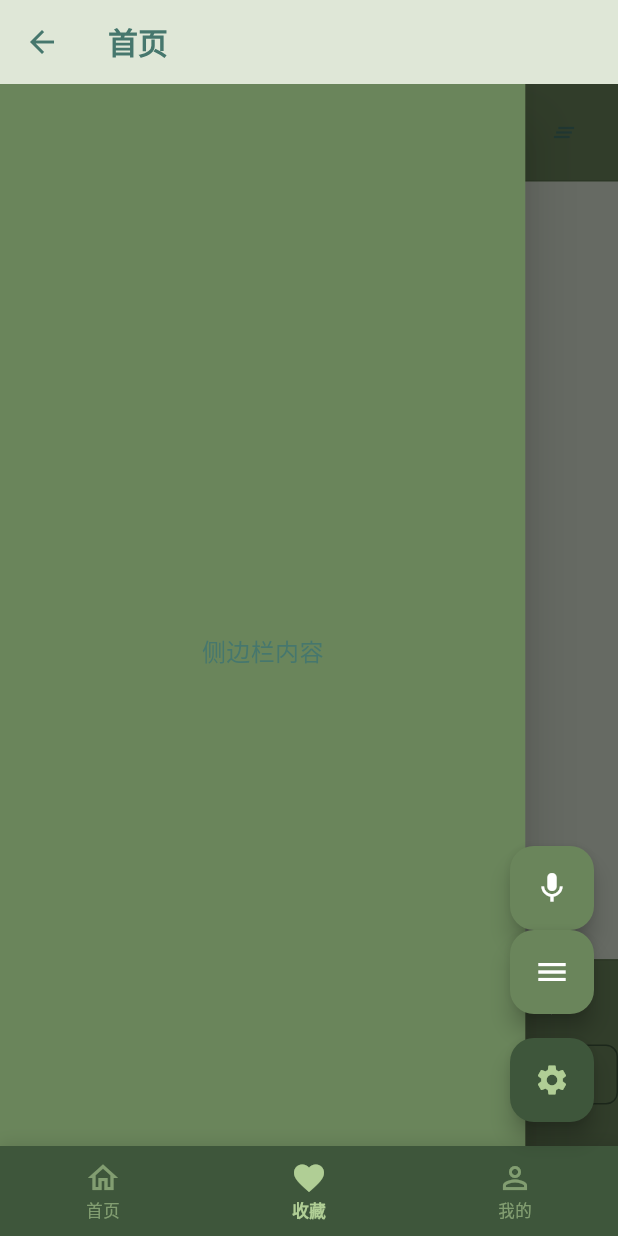
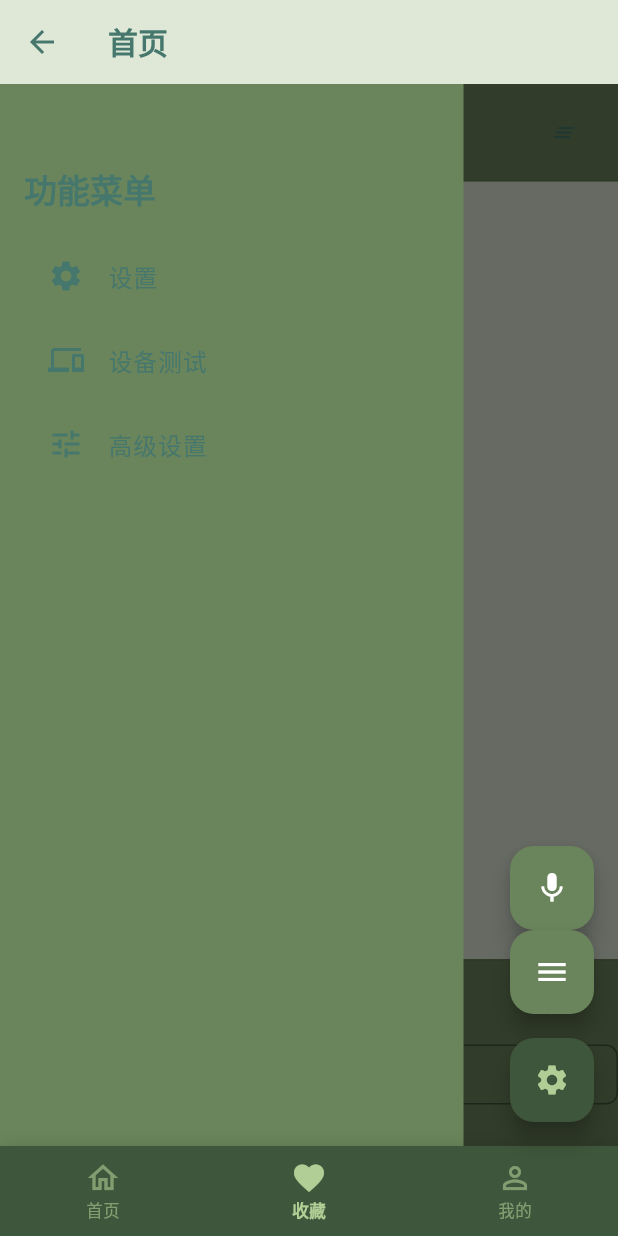
Before and after one commit to hsefz-ChenJunJie/rongchangbei, a Flutter app: the MainProcessingPage screen opened by its route, item 2 of the bottom bar chosen, after a tap on the "menu" icon, on a phone screen of 412 x 824 dp. Run offline on Flutter 3.47's test engine with Material 3 defaults, Android fonts, the phone set to English and light mode, and no system bars; our stand-ins replace audioplayers, dio, flutter_tts, permission_handler, shared_preferences, speech_to_text; missing offline and left inert: record, vad; accounts and stored records are empty.

Commit message:
Fix the sidebar problem...

```diff
--- a/frontend_flutter/ai_sound_agent/lib/pages/main_processing.dart
+++ b/frontend_flutter/ai_sound_agent/lib/pages/main_processing.dart
@@ -6,6 +6,9 @@ import 'package:ai_sound_agent/widgets/chat_recording/role_selector.dart';
 import 'package:ai_sound_agent/widgets/chat_recording/role_manager.dart';
 import 'package:ai_sound_agent/widgets/shared/responsive_sidebar.dart';
 import 'package:ai_sound_agent/services/theme_manager.dart';
+import 'settings.dart';
+import 'device_test_page.dart';
+import 'advanced_settings.dart';
 
 class MainProcessingPage extends BasePage {
   const MainProcessingPage({super.key})
@@ -20,14 +23,16 @@ class MainProcessingPage extends BasePage {
   _MainProcessingPageState createState() => _MainProcessingPageState();
 }
 
+// ignore: library_private_types_in_public_api
 class _MainProcessingPageState extends BasePageState<MainProcessingPage> {
   final GlobalKey<ChatDialogueState> _dialogueKey = GlobalKey<ChatDialogueState>();
   final GlobalKey<ChatInputState> _inputKey = GlobalKey<ChatInputState>();
-  final GlobalKey<ResponsiveSidebarState> _sidebarKey = GlobalKey<ResponsiveSidebarState>();
+  bool _isSidebarOpen = false;
 
   @override
   void initState() {
     super.initState();
+
     // 初始化默认角色
     WidgetsBinding.instance.addPostFrameCallback((_) {
       _initializeDefaultRoles();
@@ -71,12 +76,12 @@ class _MainProcessingPageState extends BasePageState<MainProcessingPage> {
     _dialogueKey.currentState?.clear();
   }
 
-  void _addSampleMessages() {
-    // 示例消息功能已移除
-  }
+
 
   void _toggleSidebar() {
-    _sidebarKey.currentState?.toggle();
+    setState(() {
+      _isSidebarOpen = !_isSidebarOpen;
+    });
   }
 
   void _startRecording() {
@@ -114,24 +119,11 @@ class _MainProcessingPageState extends BasePageState<MainProcessingPage> {
 
   @override
   Widget buildContent(BuildContext context) {
-    return ResponsiveSidebar(
-      key: _sidebarKey,
-      isLeft: true, // 从左侧滑出
-      child: Container(
-        constraints: const BoxConstraints(maxWidth: double.infinity),
-        child: _buildSidebarContent(),
-      ),
-      backgroundColor: Theme.of(context).colorScheme.surface,
-      barrierColor: Colors.black54,
-    );
+    return _buildMainLayout();
   }
 
-  Widget _buildSidebarContent() {
-    return LayoutBuilder(
-      builder: (context, constraints) {
-        return SizedBox(
-          width: constraints.maxWidth,
-          child: Column(
+  Widget _buildMainContent() {
+    return Column(
       children: [
         // 顶部操作栏
         Container(
@@ -202,15 +194,143 @@ class _MainProcessingPageState extends BasePageState<MainProcessingPage> {
           ),
         ),
       ],
-          ),
     );
   }
+
+  // 主布局 - 包含侧边栏和主内容
+  Widget _buildMainLayout() {
+    return LayoutBuilder(
+      builder: (context, constraints) {
+        final screenWidth = constraints.maxWidth;
+        final screenHeight = constraints.maxHeight;
+        final isPortrait = screenWidth < screenHeight;
+
+        if (isPortrait) {
+          // 手机模式：使用覆盖式侧边栏
+          return _buildMobileLayout();
+        } else {
+          // 平板/桌面模式：使用抽屉式侧边栏
+          return _buildTabletLayout();
+        }
+      },
+    );
+  }
+
+  // 手机模式布局
+  Widget _buildMobileLayout() {
+    return Stack(
+      children: [
+        // 主内容
+        _buildMainContent(),
+
+        // 侧边栏覆盖层
+        if (_isSidebarOpen)
+          Positioned.fill(
+            child: GestureDetector(
+              onTap: _toggleSidebar,
+              child: Container(
+                color: Colors.black54,
+              ),
+            ),
+          ),
+
+        // 侧边栏内容
+        AnimatedPositioned(
+          duration: const Duration(milliseconds: 300),
+          curve: Curves.easeInOut,
+          left: _isSidebarOpen ? 0 : -MediaQuery.of(context).size.width * 0.75,
+          top: 0,
+          bottom: 0,
+          child: Container(
+            width: MediaQuery.of(context).size.width * 0.75,
+            color: Theme.of(context).colorScheme.surface,
+            child: _buildSidebarMenu(),
+          ),
+        ),
+      ],
+    );
+  }
+
+  // 平板/桌面模式布局
+  Widget _buildTabletLayout() {
+    return Row(
+      children: [
+        // 侧边栏（抽屉式）
+        AnimatedContainer(
+          duration: const Duration(milliseconds: 300),
+          curve: Curves.easeInOut,
+          width: _isSidebarOpen ? 250 : 0,
+          child: _isSidebarOpen
+              ? Container(
+                  color: Theme.of(context).colorScheme.surface,
+                  child: _buildSidebarMenu(),
+                )
+              : const SizedBox.shrink(),
+        ),
+
+        // 主内容区域
+        Expanded(
+          child: _buildMainContent(),
+        ),
+      ],
+    );
+  }
+
+  // 侧边栏菜单内容
+  Widget _buildSidebarMenu() {
+    return Container(
+      padding: const EdgeInsets.all(16),
+      child: Column(
+        crossAxisAlignment: CrossAxisAlignment.start,
+        children: [
+          const SizedBox(height: 40), // 顶部间距
+          Text(
+            '功能菜单',
+            style: Theme.of(context).textTheme.titleLarge?.copyWith(
+              fontWeight: FontWeight.bold,
+            ),
+          ),
+          const SizedBox(height: 16),
+          ListTile(
+            leading: const Icon(Icons.settings),
+            title: const Text('设置'),
+            onTap: () {
+              _toggleSidebar();
+              Navigator.push(
+                context,
+                MaterialPageRoute(builder: (context) => const Settings()),
+              );
+            },
+          ),
+          ListTile(
+            leading: const Icon(Icons.devices),
+            title: const Text('设备测试'),
+            onTap: () {
+              _toggleSidebar();
+              Navigator.push(
+                context,
+                MaterialPageRoute(builder: (context) => const DeviceTestPage()),
+              );
+            },
+          ),
+          ListTile(
+            leading: const Icon(Icons.tune),
+            title: const Text('高级设置'),
+            onTap: () {
+              _toggleSidebar();
+              Navigator.push(
+                context,
+                MaterialPageRoute(builder: (context) => const AdvancedSettingsPage()),
+              );
+            },
+          ),
+        ],
+      ),
     );
   }
 
   @override
   void dispose() {
-    // 清理资源
     super.dispose();
   }
 }
--- a/frontend_flutter/ai_sound_agent/lib/widgets/chat_recording/role_selector.dart
+++ b/frontend_flutter/ai_sound_agent/lib/widgets/chat_recording/role_selector.dart
@@ -225,7 +225,8 @@ class RoleSelectorState extends State<RoleSelector> {
   Widget _buildRoleSelectorContent() {
     final roles = getAllRoles();
 
-    return Container(
+    return Material(
+      child: Container(
         padding: const EdgeInsets.all(16),
         child: Column(
           mainAxisSize: MainAxisSize.min,
@@ -277,6 +278,7 @@ class RoleSelectorState extends State<RoleSelector> {
               ),
             ),
           ],
+        ),
       ),
     );
   }
--- a/frontend_flutter/ai_sound_agent/lib/widgets/shared/responsive_sidebar.dart
+++ b/frontend_flutter/ai_sound_agent/lib/widgets/shared/responsive_sidebar.dart
@@ -194,28 +194,9 @@ class ResponsiveSidebarState extends State<ResponsiveSidebar>
   Widget _buildSidebarContent(bool isMobile) {
     final themeManager = ThemeManager();
 
-    return Material(
-      elevation: isMobile ? 16 : 8,
+    return Container(
       color: widget.backgroundColor ?? themeManager.lighterColor,
-      child: Stack(
-        children: [
-          // 侧边栏内容区域
-          Positioned.fill(
-            child: Padding(
-              padding: const EdgeInsets.only(top: 48.0), // 为关闭按钮留出空间
-              child: widget.child != null
-                  ? (widget.child is Container || widget.child is SizedBox)
-                      ? Center(
-                          child: Text(
-                            '侧边栏内容',
-                            style: TextStyle(
-                              color: themeManager.darkTextColor,
-                              fontSize: 16,
-                            ),
-                          ),
-                        )
-                      : widget.child!
-                  : Center(
+      child: widget.child ?? Center(
         child: Text(
           '侧边栏内容',
           style: TextStyle(
@@ -224,26 +205,6 @@ class ResponsiveSidebarState extends State<ResponsiveSidebar>
           ),
         ),
       ),
-            ),
-          ),
-
-          // 关闭按钮 - 根据滑出方向调整位置
-          Positioned(
-            top: 8,
-            right: widget.isLeft ? 8 : null,
-            left: widget.isLeft ? null : 8,
-            child: IconButton(
-              icon: Icon(
-                Icons.close,
-                size: 24,
-                color: themeManager.baseColor,
-              ),
-              onPressed: close,
-              tooltip: '关闭',
-            ),
-          ),
-        ],
-      ),
     );
   }
 }
```
Lines whose indentation alone changed are shown as unchanged.
